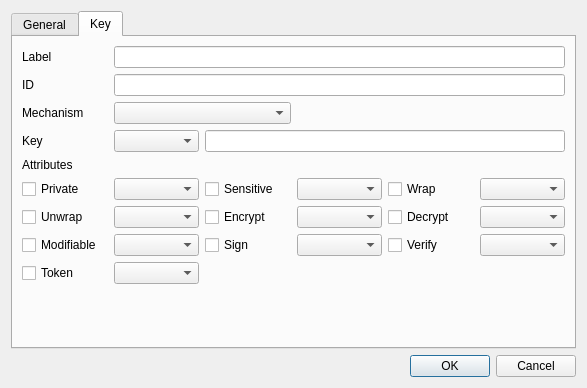
Old version of the form HsmMan/create_key_dlg.ui in the repository jykim74/CryptokiMan.
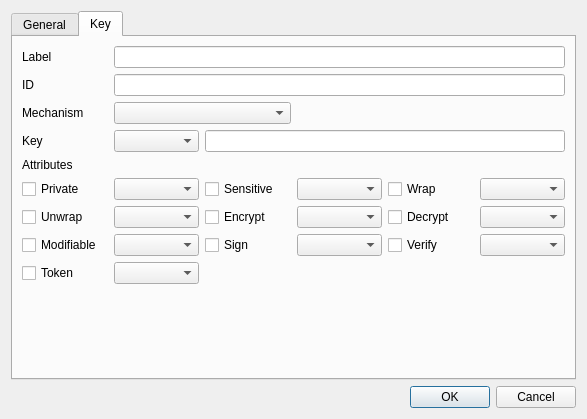
New version of the form.

```diff
--- a/HsmMan/create_key_dlg.ui
+++ b/HsmMan/create_key_dlg.ui
@@ -7,7 +7,7 @@
     <x>0</x>
     <y>0</y>
     <width>587</width>
-    <height>388</height>
+    <height>419</height>
    </rect>
   </property>
   <property name="windowTitle">
```
Left out of the diff: 2 changed lines with no effect on the pictures.
